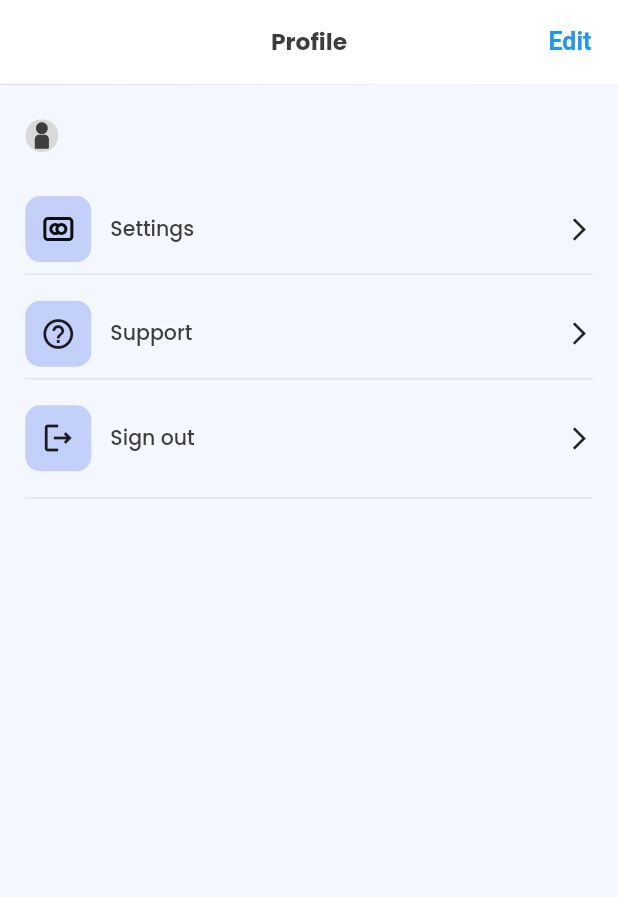
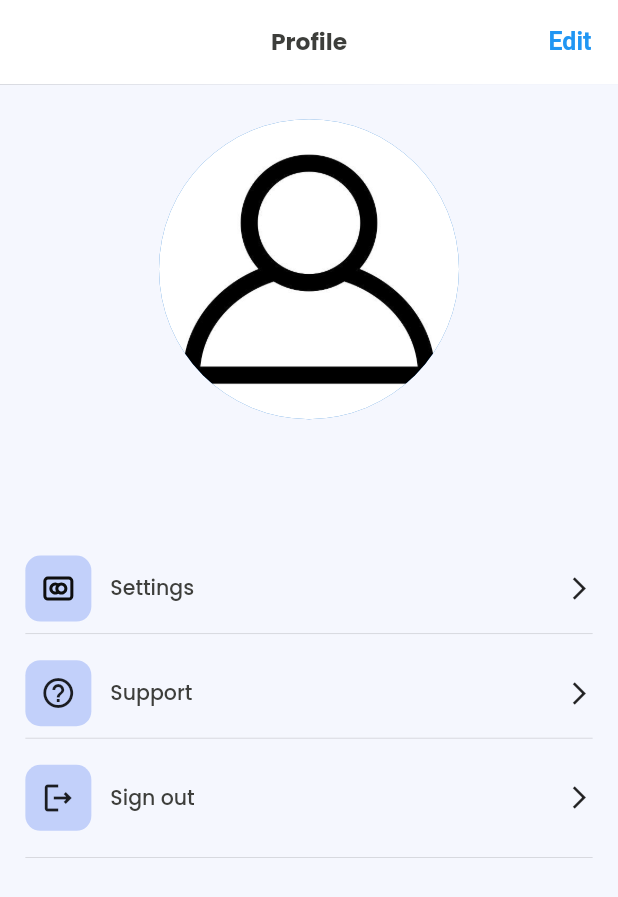
Before and after one commit to AhmedOsaama/grocery_bargains, a Flutter app: the ProfileScreen screen opened directly, on a phone screen of 412 x 824 dp. Shown: the top 897 px of the screen. Run offline on Flutter 3.47's test engine with Material 2 defaults, Android fonts, the phone set to English and light mode, and no system bars; our stand-ins replace cloud_firestore, dots_indicator, dotted_border, easy_localization, firebase_auth, firebase_core and 10 more; missing offline and left inert: whatsapp_share2; accounts and stored records are empty; network calls fail; project files that could hold a hidden picture were left out.

Commit message:
Registration fixes

```diff
--- a/lib/main.dart
+++ b/lib/main.dart
@@ -59,7 +59,7 @@ class MyApp extends StatelessWidget {
   @override
   Widget build(BuildContext context) {
     return MaterialApp(
-      title: 'SWAAV',
+      title: 'BargainB',
       // theme: appTheme(),
       theme: ThemeData(
         canvasColor: lightPurple
--- a/lib/providers/google_sign_in_provider.dart
+++ b/lib/providers/google_sign_in_provider.dart
@@ -19,9 +19,9 @@ class GoogleSignInProvider extends ChangeNotifier{
       idToken: _googleAuth.idToken
     );
 
-    await FirebaseAuth.instance.signInWithCredential(credential);
+    notifyListeners();
+    return await FirebaseAuth.instance.signInWithCredential(credential);
 
-    notifyListeners();
   }
 
   Future logout() async {
--- a/lib/utils/assets_manager.dart
+++ b/lib/utils/assets_manager.dart
@@ -25,3 +25,4 @@ const String jumbo = '$imgPath/jumbo.png';
 const String noLists = '$imgPath/no_lists.svg';
 const String newChatList = '$imgPath/new_chatlist.png';
 const String storePlaceholder = "$imgPath/store_placeholder.png";
+const String personImage = "$imgPath/personImage.jpeg";
--- a/lib/view/components/nav_bar.dart
+++ b/lib/view/components/nav_bar.dart
@@ -21,7 +21,7 @@ class NavBar extends StatelessWidget {
         mainAxisAlignment: MainAxisAlignment.spaceEvenly,
         children: [
           GestureDetector(
-              onTap: () => AppNavigator.push(context: context, screen: ListsScreen()),
+              onTap: () => AppNavigator.push(context: context, screen: ChatlistsScreen()),
               child: SvgPicture.asset(listIcon,width: 35.w,height: 51.h,)),
           SvgPicture.asset(profileIcon,width: 35.w,height: 51.h,),
           SvgPicture.asset(home,width: 35.w,height: 51.h,color: const Color.fromRGBO(81, 82, 80, 0.7),),
--- a/lib/view/screens/main_screen.dart
+++ b/lib/view/screens/main_screen.dart
@@ -28,7 +28,7 @@ class _MainScreenState extends State<MainScreen> {
   var selectedIndex = 0;
   final _pages = [
     const HomeScreen(),
-    const ListsScreen(),
+    const ChatlistsScreen(),
     const ProfileScreen(),
   ];
   final selectedColor = Color.fromRGBO(99, 104, 176, 1);
--- a/lib/view/screens/profile_screen.dart
+++ b/lib/view/screens/profile_screen.dart
@@ -85,15 +85,16 @@ class _ProfileScreenState extends State<ProfileScreen> {
                   future: getUserDataFuture,
                   builder: (context, snapshot) {
                     if (snapshot.connectionState == ConnectionState.waiting) {
-                      return Container();
+                      return Container(
+                        height: 200,
+                      );
                     }
-                    return snapshot.data!['imageURL'] != ""
-                        ? Center(
+                    return Center(
                           child: Column(
                               children: [
                                 CircleAvatar(
                                   backgroundImage:
-                                      NetworkImage(snapshot.data!['imageURL']),
+                                  getUserImage(snapshot) as ImageProvider,
                                   radius: 100,
                                 ),
                                 10.ph,
@@ -116,8 +117,7 @@ class _ProfileScreenState extends State<ProfileScreen> {
                                   ],
                               ],
                             ),
-                        )
-                        : SvgPicture.asset(personIcon);
+                        );
                   }),
               30.ph,
               if(!isEditing) ...[
@@ -170,6 +170,11 @@ class _ProfileScreenState extends State<ProfileScreen> {
       ),
     );
   }
+
+  Object getUserImage(AsyncSnapshot<DocumentSnapshot<Map<String, dynamic>>> snapshot) {
+    return snapshot.data!['imageURL'] != "" ? NetworkImage(snapshot.data!['imageURL']) :
+                                AssetImage(personImage);
+  }
 }
 
 extension EmptyPadding on num {
--- a/lib/view/screens/settings_screen.dart
+++ b/lib/view/screens/settings_screen.dart
@@ -138,7 +138,7 @@ class _SettingsScreenState extends State<SettingsScreen> {
               ),
             ),
             Spacer(),
-            GenericButton(onPressed: () => showDialog(context: context, builder: (ctx) => ProfileDialog(title: LocaleKeys.deleteYourAccount.tr(), body: LocaleKeys.allDataWillBeRemoved.tr(), buttonText: LocaleKeys.delete.tr())),
+            GenericButton(onPressed: () => showDialog(context: context, builder: (ctx) => ProfileDialog(title: LocaleKeys.deleteYourAccount.tr(), body: LocaleKeys.allDataWillBeRemoved.tr(), buttonText: LocaleKeys.delete.tr(), isSigningOut: false,)),
               width: double.infinity,
               height: 60.h,
               borderRadius: BorderRadius.circular(6),
--- a/lib/view/widgets/setting_row.dart
+++ b/lib/view/widgets/setting_row.dart
@@ -25,7 +25,7 @@ class SettingRow extends StatelessWidget {
       behavior: HitTestBehavior.opaque,
       onTap: () => route != null ? AppNavigator.push(context: context, screen: route!) : showDialog(
           context: context,
-          builder: (ctx) => ProfileDialog(title: LocaleKeys.signout.tr(),body: LocaleKeys.logoutFromAccount.tr(), buttonText: LocaleKeys.signout.tr(),)),
+          builder: (ctx) => ProfileDialog(title: LocaleKeys.signout.tr(),body: LocaleKeys.logoutFromAccount.tr(), buttonText: LocaleKeys.signout.tr(), isSigningOut: true,)),
       child: Row(
         children: [
           Container(
```
Also changed, not shown: lib/view/screens/chatlists_screen.dart (+35 -27 lines), lib/view/screens/home_screen.dart (+11 -6 lines), lib/view/screens/register_screen.dart (+8 -5 lines), lib/view/widgets/profile_dialog.dart (+37 -3 lines), assets/images/personImage.jpeg (added).
